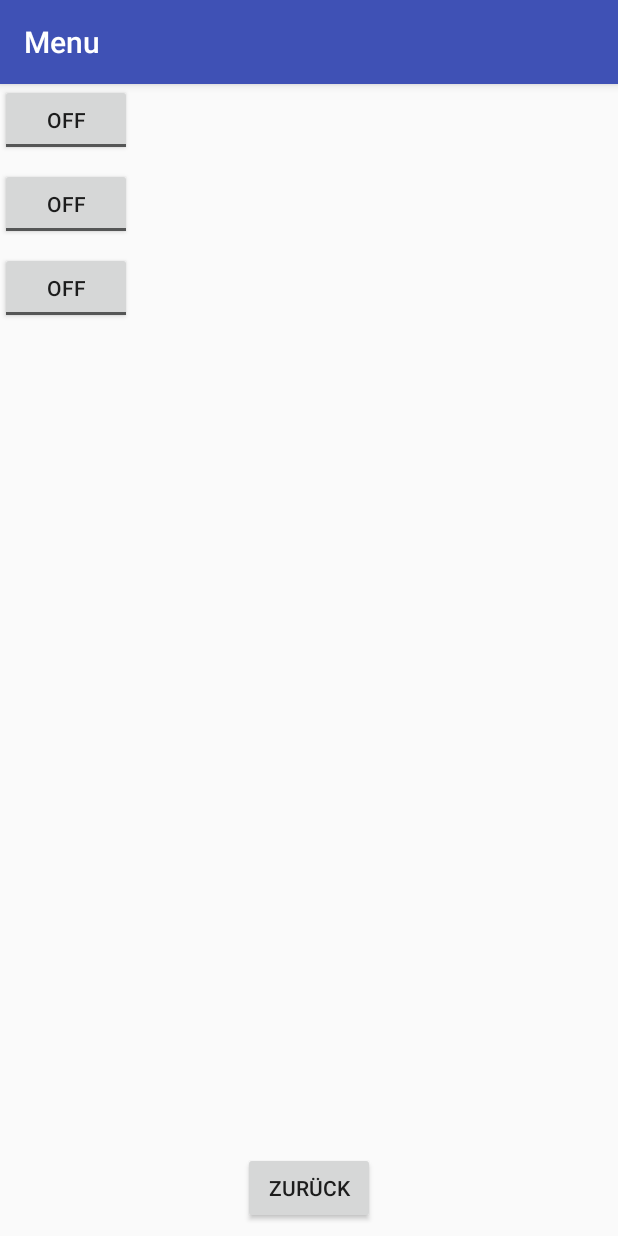
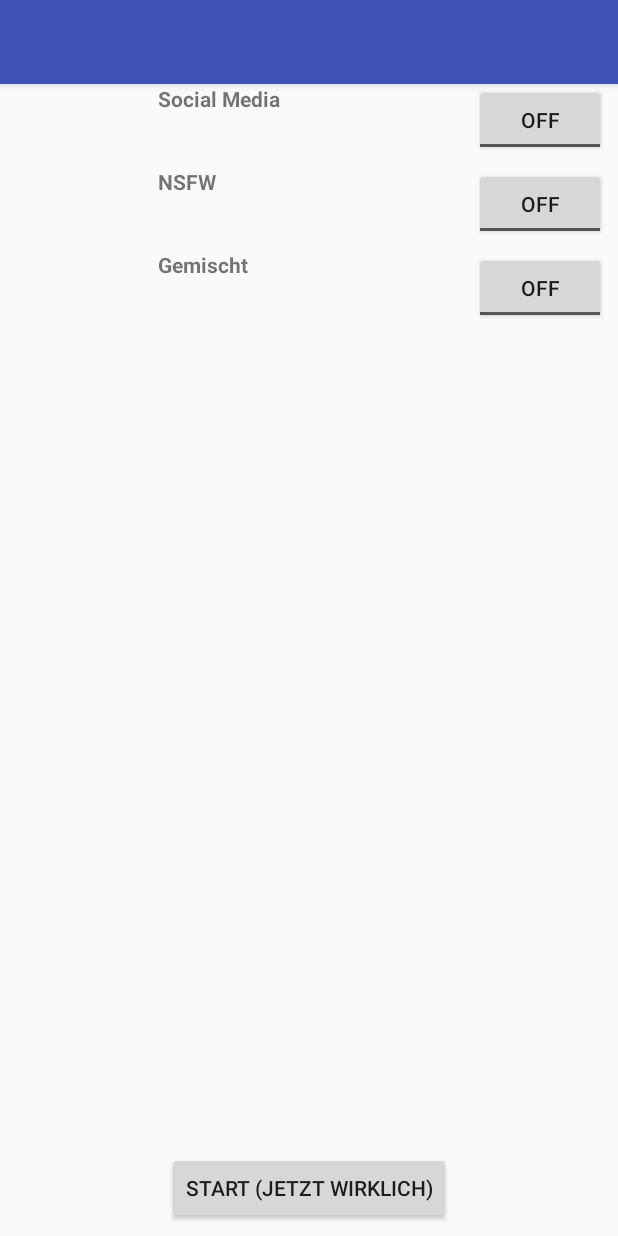
Before and after one commit to MichelKuhn/trinkelberg, an Android app: the Menu screen opened directly, with no data from a screen before it, on a phone screen of 412 x 824 dp. Run offline under Robolectric (Android 15) with nearby library versions, the phone set to English and light mode, and no system bars.

Commit message:
Läuft soweit

```diff
--- a/app/src/main/AndroidManifest.xml
+++ b/app/src/main/AndroidManifest.xml
@@ -8,7 +8,8 @@
         android:label="@string/app_name"
         android:roundIcon="@mipmap/ic_launcher_round"
         android:supportsRtl="true"
-        android:theme="@style/AppTheme">
+        android:theme="@style/AppTheme"
+        android:fullBackupContent="">
         <activity android:name=".MainActivity">
             <intent-filter>
                 <action android:name="android.intent.action.MAIN" />
@@ -19,7 +20,8 @@
         <activity
             android:name=".Menu"
             android:label="@string/title_activity_menu"
-            android:theme="@style/AppTheme.NoActionBar"></activity>
+            android:theme="@style/AppTheme.NoActionBar" />
+        <activity android:name=".Game"></activity>
     </application>
 
 </manifest>
--- a/app/src/main/java/com/example/michel/trinkelberg/Menu.java
+++ b/app/src/main/java/com/example/michel/trinkelberg/Menu.java
@@ -1,21 +1,48 @@
 package com.example.michel.trinkelberg;
 
+import android.content.Intent;
 import android.os.Bundle;
 import android.support.design.widget.FloatingActionButton;
 import android.support.design.widget.Snackbar;
 import android.support.v7.app.AppCompatActivity;
 import android.support.v7.widget.Toolbar;
 import android.view.View;
+import android.widget.EditText;
+import android.widget.ToggleButton;
+
+import java.lang.reflect.Array;
+import java.util.ArrayList;
+
+import static android.provider.AlarmClock.EXTRA_MESSAGE;
 
 public class Menu extends AppCompatActivity {
+    private ArrayList<String> players;
 
     @Override
     protected void onCreate(Bundle savedInstanceState) {
         super.onCreate(savedInstanceState);
         setContentView(R.layout.activity_menu);
-        Toolbar toolbar = (Toolbar) findViewById(R.id.toolbar);
-        setSupportActionBar(toolbar);
+        Intent intent = getIntent();
+        players = intent.getStringArrayListExtra(EXTRA_MESSAGE);
+    }
 
+    public void onStart(View view) {
+        ArrayList<String> options = new ArrayList<>();
+
+        ToggleButton social = (ToggleButton) findViewById(R.id.socialButton);
+        ToggleButton nsfw = (ToggleButton) findViewById(R.id.nsfwButton);
+        ToggleButton hetero = (ToggleButton) findViewById(R.id.heteroButton);
+
+        if(social.isActivated()) {options.add("SOCIALMEDIA");}
+        if(nsfw.isActivated()) {options.add("NSFW");}
+        if(hetero.isActivated()) {options.add("HETERO");}
+
+        Intent intent = new Intent(this, Game.class);
+        Bundle extras = new Bundle();
+        extras.putStringArrayList("PLAYERS", players);
+        extras.putStringArrayList("OPTIONS", options);
+        intent.putExtras(extras);
+        startActivity(intent);
     }
 
 }
--- a/app/src/main/res/layout/content_menu.xml
+++ b/app/src/main/res/layout/content_menu.xml
@@ -15,19 +15,22 @@
         android:layout_marginTop="8dp"
         android:text="ToggleButton"
         app:layout_constraintTop_toBottomOf="@+id/nsfwButton"
-        tools:layout_editor_absoluteX="148dp" />
+        android:layout_marginRight="8dp"
+        app:layout_constraintRight_toRightOf="parent" />
 
     <TextView
         android:id="@+id/hetero"
         android:layout_width="106dp"
         android:layout_height="47dp"
-        android:layout_marginRight="26dp"
+        android:layout_marginRight="8dp"
         android:layout_marginTop="8dp"
         android:text="Gemischt"
         android:textAlignment="textStart"
         android:textStyle="bold"
-        app:layout_constraintRight_toLeftOf="@+id/socialButton"
-        app:layout_constraintTop_toBottomOf="@+id/NSFW" />
+        app:layout_constraintRight_toLeftOf="@+id/heteroButton"
+        app:layout_constraintTop_toBottomOf="@+id/NSFW"
+        android:layout_marginLeft="8dp"
+        app:layout_constraintLeft_toLeftOf="parent" />
 
     <ToggleButton
         android:id="@+id/nsfwButton"
@@ -36,19 +39,22 @@
         android:layout_marginTop="8dp"
         android:text="ToggleButton"
         app:layout_constraintTop_toBottomOf="@+id/socialButton"
-        tools:layout_editor_absoluteX="148dp" />
+        android:layout_marginRight="8dp"
+        app:layout_constraintRight_toRightOf="parent" />
 
     <TextView
         android:id="@+id/NSFW"
         android:layout_width="106dp"
         android:layout_height="47dp"
-        android:layout_marginRight="26dp"
-        android:layout_marginTop="7dp"
+        android:layout_marginRight="8dp"
+        android:layout_marginTop="8dp"
         android:text="NSFW"
         android:textAlignment="textStart"
         android:textStyle="bold"
-        app:layout_constraintRight_toLeftOf="@+id/socialButton"
-        app:layout_constraintTop_toBottomOf="@+id/social" />
+        app:layout_constraintRight_toLeftOf="@+id/nsfwButton"
+        app:layout_constraintTop_toBottomOf="@+id/social"
+        android:layout_marginLeft="8dp"
+        app:layout_constraintLeft_toLeftOf="parent" />
 
     <ToggleButton
         android:id="@+id/socialButton"
@@ -56,18 +62,21 @@
         android:layout_height="wrap_content"
         android:text="ToggleButton"
         tools:layout_editor_absoluteY="28dp"
-        tools:layout_editor_absoluteX="148dp" />
+        android:layout_marginRight="8dp"
+        app:layout_constraintRight_toRightOf="parent" />
 
     <TextView
         android:id="@+id/social"
         android:layout_width="106dp"
         android:layout_height="47dp"
-        android:layout_marginRight="26dp"
+        android:layout_marginRight="8dp"
         android:text="Social Media"
         android:textAlignment="textStart"
         android:textStyle="bold"
         app:layout_constraintRight_toLeftOf="@+id/socialButton"
-        tools:layout_editor_absoluteY="39dp" />
+        tools:layout_editor_absoluteY="28dp"
+        android:layout_marginLeft="8dp"
+        app:layout_constraintLeft_toLeftOf="parent" />
 
     <Button
         android:id="@+id/back"
@@ -76,7 +85,8 @@
         android:layout_marginBottom="8dp"
         android:layout_marginLeft="8dp"
         android:layout_marginRight="8dp"
-        android:text="Zurück"
+        android:text="@string/startTwo"
+        android:onClick="onStart"
         app:layout_constraintBottom_toBottomOf="parent"
         app:layout_constraintLeft_toLeftOf="parent"
         app:layout_constraintRight_toRightOf="parent" />
--- a/app/src/main/res/values/strings.xml
+++ b/app/src/main/res/values/strings.xml
@@ -2,4 +2,8 @@
     <string name="app_name">trinkelberg</string>
     <string name="next">Nächstes</string>
     <string name="title_activity_menu">Menu</string>
+    <string name="addPlayer">Spieler hinzufügen</string>
+    <string name="start">Start</string>
+    <string name="startTwo">Start (Jetzt wirklich)</string>
+    <string name="nextCard">Nächste</string>
 </resources>
```
Also changed, not shown: app/src/main/java/com/example/michel/trinkelberg/DeckFactory.java (+7 -1 lines), app/src/main/java/com/example/michel/trinkelberg/Game.java (added, +46 -0 lines), app/src/main/java/com/example/michel/trinkelberg/MainActivity.java (+18 -4 lines), app/src/main/java/com/example/michel/trinkelberg/Round.java (+4 -7 lines), app/src/main/res/layout/activity_game.xml (added, +34 -0 lines), app/src/main/res/layout/activity_main.xml (+4 -9 lines).
